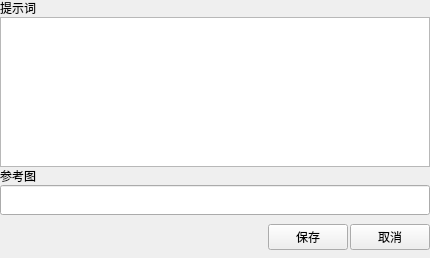
This is MuseLog/ui/widget_video_detail.ui in super999/MetaStoryBoard as Qt 5 draws it before an edit. The edited form follows.
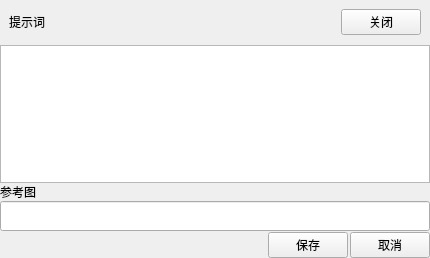
This is the edited form.

Commit message: 优化视频元数据收集与展示逻辑；添加文件存在性检查和文本文件打开功能；更新UI以支持关闭按钮

```diff
--- a/MuseLog/ui/widget_video_detail.ui
+++ b/MuseLog/ui/widget_video_detail.ui
@@ -30,6 +30,9 @@
     <number>0</number>
    </property>
    <item>
+    <widget class="QWidget" name="widget_2" native="true">
+     <layout class="QHBoxLayout" name="horizontalLayout_2">
+      <item>
     <widget class="QLabel" name="label">
      <property name="maximumSize">
       <size>
@@ -40,6 +43,29 @@
      <property name="text">
       <string>提示词</string>
      </property>
+       </widget>
+      </item>
+      <item>
+       <spacer name="horizontalSpacer_2">
+        <property name="orientation">
+         <enum>Qt::Horizontal</enum>
+        </property>
+        <property name="sizeHint" stdset="0">
+         <size>
+          <width>40</width>
+          <height>20</height>
+         </size>
+        </property>
+       </spacer>
+      </item>
+      <item>
+       <widget class="QPushButton" name="closeButton">
+        <property name="text">
+         <string>关闭</string>
+        </property>
+       </widget>
+      </item>
+     </layout>
     </widget>
    </item>
    <item>
```
Lines whose indentation alone changed are shown as unchanged. The commit also changes 3 other files.
